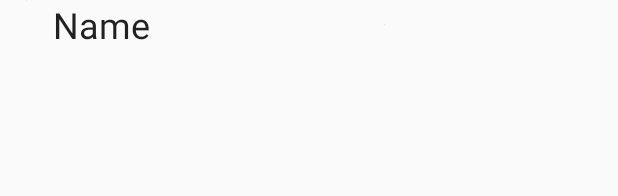
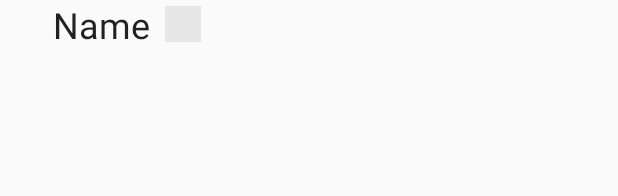
Before and after one commit to dfried2007/ToDoOrganizer, an Android app: the layout item_todo.xml on its own in the app's theme, with its tools: preview values and no code run, on a phone screen of 412 x 824 dp. Shown: the top 196 px of the screen. Run offline under Robolectric (Android 15) with nearby library versions, the phone set to English and light mode, and no system bars.

Commit message:
added custom icon

```diff
--- a/app/src/main/java/com/example/dfrie/todoorganizer/ToDoItemAdapter.java
+++ b/app/src/main/java/com/example/dfrie/todoorganizer/ToDoItemAdapter.java
@@ -74,7 +74,8 @@ public class ToDoItemAdapter  extends ArrayAdapter<ToDoTask> {
             viewHolder.ivStatus.setVisibility(View.VISIBLE);
             //TODO...
             //viewHolder.ivStatus.setImageResource(android.R.drawable.btn_check_buttonless_on);
-            viewHolder.ivStatus.setImageResource(android.R.drawable.checkbox_on_background);
+            //viewHolder.ivStatus.setImageResource(android.R.drawable.checkbox_on_background);
+            viewHolder.ivStatus.setImageResource(R.mipmap.ic_stat_done);
             viewHolder.tvToDo.setTextColor(Color.GRAY);
         } else {
             viewHolder.ivPriority.setVisibility(View.VISIBLE);
--- a/app/src/main/res/layout/item_todo.xml
+++ b/app/src/main/res/layout/item_todo.xml
@@ -29,14 +29,14 @@
             android:textAppearance="@style/TextAppearance.AppCompat.Headline" />
 
         <ImageView
-            android:layout_width="fill_parent"
-            android:layout_height="wrap_content"
+            android:layout_width="24dp"
+            android:layout_height="24dp"
+            android:scaleType="fitXY"
+            android:layout_marginLeft="10dp"
             app:srcCompat="@android:drawable/divider_horizontal_bright"
             android:id="@+id/ivStatus"
             android:gravity="right"
-            android:cropToPadding="false"
-            android:adjustViewBounds="false"
-            android:layout_gravity="center_vertical" />
+            android:layout_gravity="center_vertical"/>
 
     </LinearLayout>
     <TextView
```
Also changed, not shown: app/src/main/ic_launcher-web.png (added), app/src/main/ic_stat_done-web.png (added), app/src/main/res/mipmap-hdpi/ic_launcher.png, app/src/main/res/mipmap-hdpi/ic_stat_done.png (added), app/src/main/res/mipmap-mdpi/ic_launcher.png, app/src/main/res/mipmap-mdpi/ic_stat_done.png (added), app/src/main/res/mipmap-xhdpi/ic_launcher.png, app/src/main/res/mipmap-xhdpi/ic_stat_done.png (added), app/src/main/res/mipmap-xxhdpi/ic_launcher.png, app/src/main/res/mipmap-xxhdpi/ic_stat_done.png (added), app/src/main/res/mipmap-xxxhdpi/ic_launcher.png, app/src/main/res/mipmap-xxxhdpi/ic_stat_done.png (added), 1 other file.
